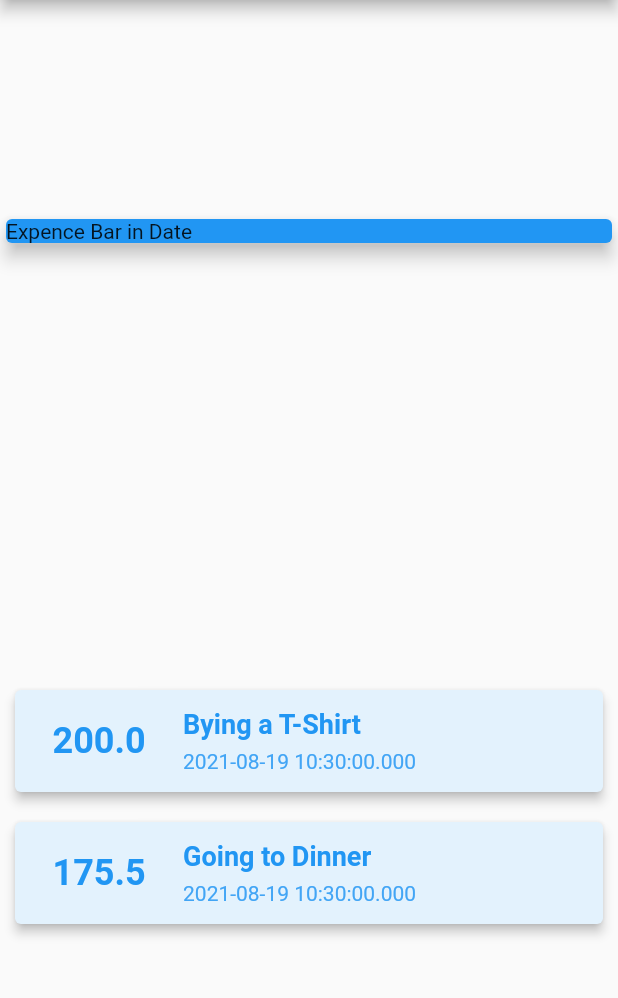
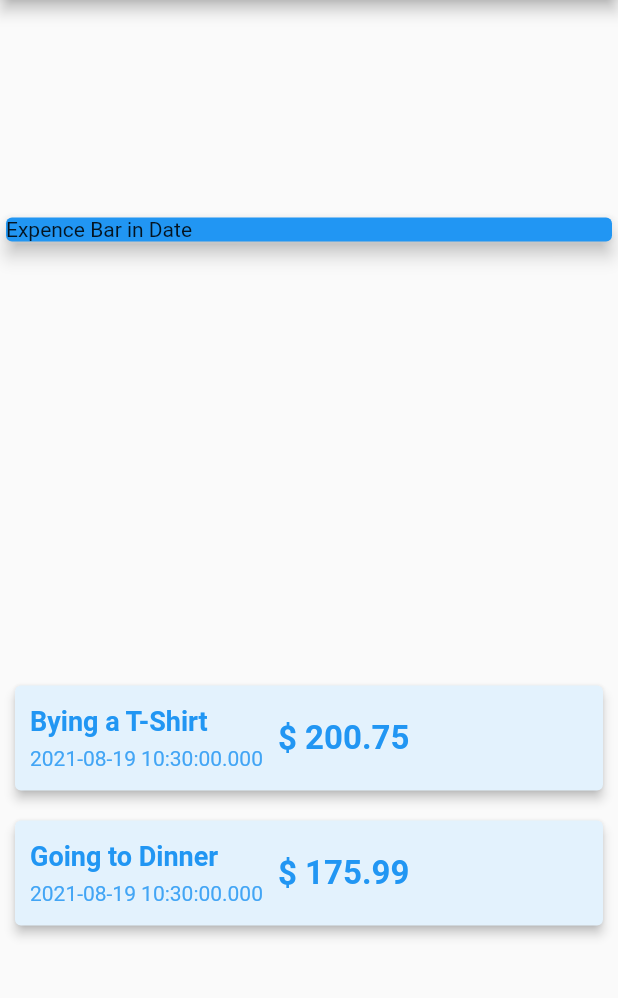
Before and after one commit to soikat77/expence_tracker, a Flutter app: the screen it shows after launch, on a phone screen of 412 x 824 dp, the part 84-1082 px from its top. Run offline on Flutter 3.47's test engine with Material 2 defaults, Android fonts, the phone set to English and light mode, and no system bars.

Commit message:
ui improvement

```diff
--- a/lib/main.dart
+++ b/lib/main.dart
@@ -19,15 +19,15 @@ class MyHomePage extends StatelessWidget {
     Expences(
       id: 'exp1',
       title: 'Bying a T-Shirt',
-      ammount: 200.00,
+      ammount: 200.75,
       date: DateTime.now(),
     ),
     Expences(
       id: 'exp2',
       title: 'Going to Dinner',
-      ammount: 175.50,
+      ammount: 175.99,
       date: DateTime.now(),
-    )
+    ),
   ];
 
   @override
@@ -57,21 +57,7 @@ class MyHomePage extends StatelessWidget {
                 child: Row(
                   children: [
                     Container(
-                        margin: EdgeInsets.symmetric(
-                          vertical: 10,
-                          horizontal: 15,
-                        ),
-                        padding: EdgeInsets.all(10),
-                        child: Text(
-                          exp.ammount.toString(),
-                          style: TextStyle(
-                            fontWeight: FontWeight.bold,
-                            fontSize: 24,
-                            color: Colors.blue,
-                          ),
-                        ),
-                      ),
-                      Container(
+                      margin: EdgeInsets.all(10),
                       height: 50,
                       child: Column(
                         mainAxisAlignment: MainAxisAlignment.spaceAround,
@@ -95,9 +81,23 @@ class MyHomePage extends StatelessWidget {
                           ),
                         ],
                       ),
-                      )
+                    ),
+                    Column(
+                      crossAxisAlignment: CrossAxisAlignment.end,
+                      children: [
+                        Text(
+                          '\$ ${exp.ammount.toString()}',
+                          style: TextStyle(
+                            fontWeight: FontWeight.bold,
+                            fontSize: 22,
+                            color: Colors.blue,
+                          ),
+                        ),
                       ],
-                  ));
+                    ),
+                  ],
+                ),
+              );
             }).toList(),
           ),
         ],
```
Lines whose indentation alone changed are shown as unchanged.
